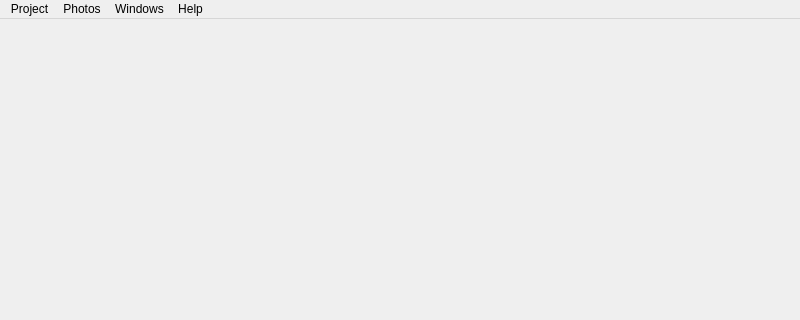
The window that src/gui/Qt5/ui/mainwindow.ui (Kicer86/photobroom) describes before a commit, drawn with Qt 5; both pictures show x 0 to 800 and y 0 to 320 of the 800 by 600 pixel window.
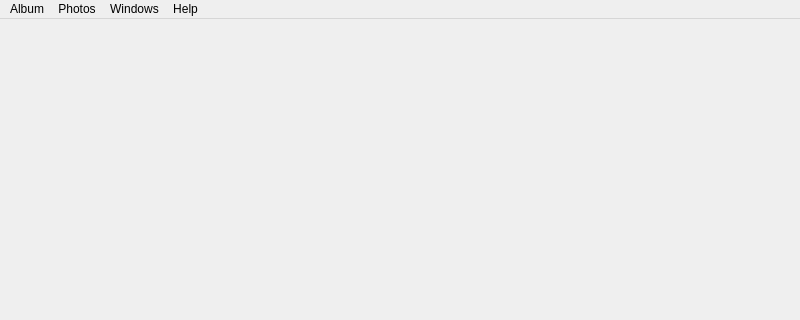
The same window after the commit. Icons and pictures are not drawn. Custom widgets are drawn as their Qt base class.

Commit message: MainWindow: renaming Project to Album

What changed in the file:
```diff
--- a/src/gui/Qt5/ui/mainwindow.ui
+++ b/src/gui/Qt5/ui/mainwindow.ui
@@ -40,7 +40,7 @@
    </property>
    <widget class="QMenu" name="menuProject">
     <property name="title">
-     <string>Project</string>
+     <string>Album</string>
     </property>
     <addaction name="actionNew_project"/>
     <addaction name="actionOpen_project"/>
```
The commit also changes 2 other files.
